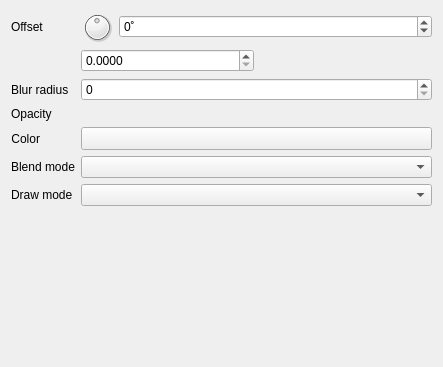
The window that src/ui/effects/widget_shadoweffect.ui (carsmie/QGIS) describes before a commit, drawn with Qt 5.
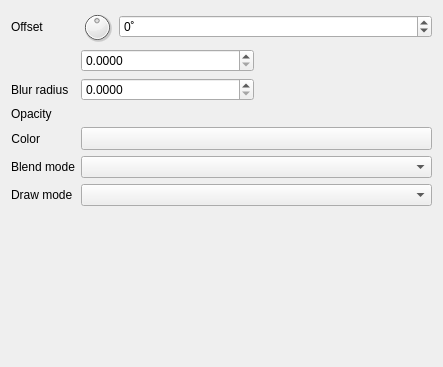
The same window after the commit. Custom widgets are drawn as their Qt base class.

Commit message: [effects] Fix blur radius not taking dpi into account (fixes #14885)

```diff
--- a/src/ui/effects/widget_shadoweffect.ui
+++ b/src/ui/effects/widget_shadoweffect.ui
@@ -107,16 +107,38 @@
         <item row="5" column="1" colspan="2">
          <widget class="QgsBlendModeComboBox" name="mShadowBlendCmbBx"/>
         </item>
-        <item row="2" column="1" colspan="2">
-         <widget class="QgsSpinBox" name="mShadowRadiuSpnBx">
+        <item row="2" column="1">
+         <widget class="QgsDoubleSpinBox" name="mShadowRadiuSpnBx">
+          <property name="decimals">
+           <number>4</number>
+          </property>
+          <property name="minimum">
+           <double>0.000000000000000</double>
+          </property>
           <property name="maximum">
-           <number>16</number>
+           <double>9999999.000000000000000</double>
+          </property>
+          <property name="singleStep">
+           <double>0.200000000000000</double>
           </property>
           <property name="showClearButton" stdset="0">
            <bool>false</bool>
           </property>
          </widget>
         </item>
+        <item row="2" column="2">
+         <widget class="QgsUnitSelectionWidget" name="mBlurUnitWidget" native="true">
+          <property name="minimumSize">
+           <size>
+            <width>0</width>
+            <height>0</height>
+           </size>
+          </property>
+          <property name="focusPolicy">
+           <enum>Qt::StrongFocus</enum>
+          </property>
+         </widget>
+        </item>
         <item row="0" column="1" colspan="2">
          <layout class="QHBoxLayout" name="horizontalLayout_24">
           <item>
```
Left out of the diff: 3 changed lines with no effect on the pictures. The commit also changes 20 other files.
